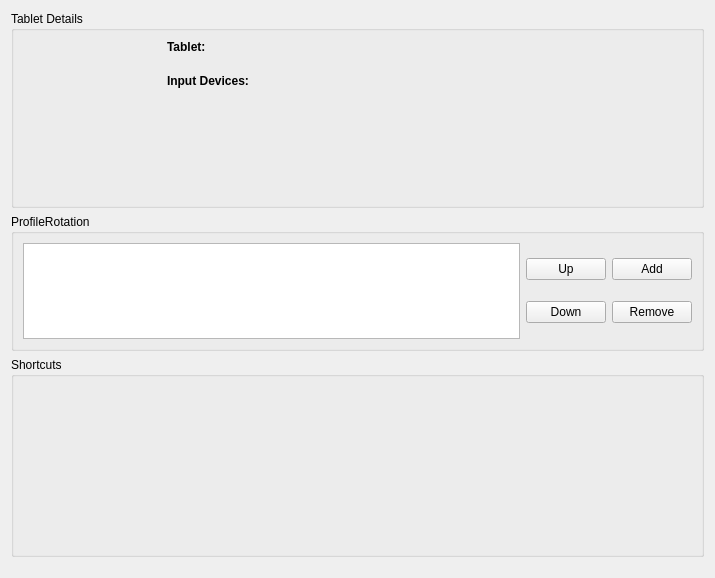
Before: the Qt Designer form src/kcmodule/generalpagewidget.ui in KDE/wacomtablet, drawn with Qt 5.
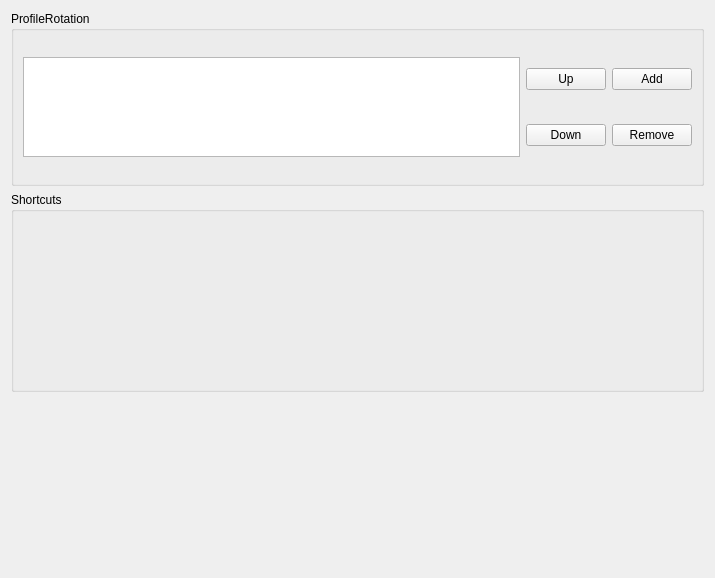
After: the same form once the commit is applied.

Commit message:
Add support fpr more than one tablet at the same time
* Now several tablets can be connected at the same time
* KCM and Plasma Applet support the tablet selection
* Global shortcuts will be applied to all connected tablets

FIXED-IN: 2.1

Diff of the .ui file:
```diff
--- a/src/kcmodule/generalpagewidget.ui
+++ b/src/kcmodule/generalpagewidget.ui
@@ -17,120 +17,6 @@
    <locale language="English" country="UnitedKingdom"/>
   </property>
   <layout class="QVBoxLayout" name="verticalLayout_2">
-   <item>
-    <widget class="QGroupBox" name="groupBox">
-     <property name="sizePolicy">
-      <sizepolicy hsizetype="Minimum" vsizetype="Minimum">
-       <horstretch>0</horstretch>
-       <verstretch>0</verstretch>
-      </sizepolicy>
-     </property>
-     <property name="title">
-      <string>Tablet Details</string>
-     </property>
-     <layout class="QHBoxLayout" name="horizontalLayout_2">
-      <item>
-       <layout class="QHBoxLayout" name="horizontalLayout">
-        <item>
-         <layout class="QVBoxLayout" name="verticalLayout_3">
-          <item>
-           <widget class="QLabel" name="tabletImage">
-            <property name="minimumSize">
-             <size>
-              <width>128</width>
-              <height>128</height>
-             </size>
-            </property>
-            <property name="maximumSize">
-             <size>
-              <width>128</width>
-              <height>128</height>
-             </size>
-            </property>
-            <property name="text">
-             <string/>
-            </property>
-            <property name="alignment">
-             <set>Qt::AlignHCenter|Qt::AlignTop</set>
-            </property>
-           </widget>
-          </item>
-          <item>
-           <spacer name="verticalSpacer_2">
-            <property name="orientation">
-             <enum>Qt::Vertical</enum>
-            </property>
-            <property name="sizeHint" stdset="0">
-             <size>
-              <width>20</width>
-              <height>28</height>
-             </size>
-            </property>
-           </spacer>
-          </item>
-         </layout>
-        </item>
-        <item>
-         <layout class="QFormLayout" name="formLayout">
-          <property name="fieldGrowthPolicy">
-           <enum>QFormLayout::ExpandingFieldsGrow</enum>
-          </property>
-          <property name="horizontalSpacing">
-           <number>20</number>
-          </property>
-          <property name="verticalSpacing">
-           <number>20</number>
-          </property>
-          <property name="leftMargin">
-           <number>10</number>
-          </property>
-          <item row="0" column="0">
-           <widget class="QLabel" name="tabletLabel">
-            <property name="font">
-             <font>
-              <weight>75</weight>
-              <bold>true</bold>
-             </font>
-            </property>
-            <property name="text">
-             <string>Tablet:</string>
-            </property>
-           </widget>
-          </item>
-          <item row="0" column="1">
-           <widget class="QLabel" name="tabletName">
-            <property name="text">
-             <string/>
-            </property>
-           </widget>
-          </item>
-          <item row="1" column="0">
-           <widget class="QLabel" name="devicesLabel">
-            <property name="font">
-             <font>
-              <weight>75</weight>
-              <bold>true</bold>
-             </font>
-            </property>
-            <property name="text">
-             <string>Input Devices:</string>
-            </property>
-           </widget>
-          </item>
-          <item row="1" column="1">
-           <widget class="QLabel" name="deviceList">
-            <property name="text">
-             <string/>
-            </property>
-           </widget>
-          </item>
-         </layout>
-        </item>
-       </layout>
-      </item>
-     </layout>
-    </widget>
-   </item>
    <item>
     <widget class="QGroupBox" name="profileRotationBox">
      <property name="sizePolicy">
```
The commit also changes 31 other files.
